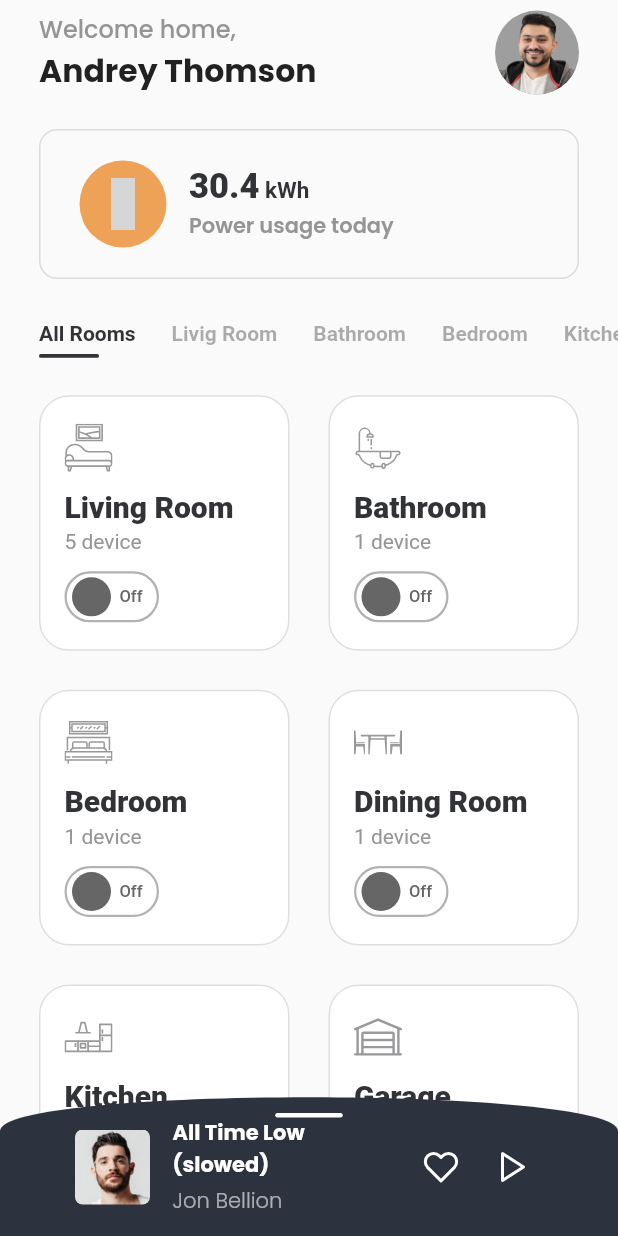
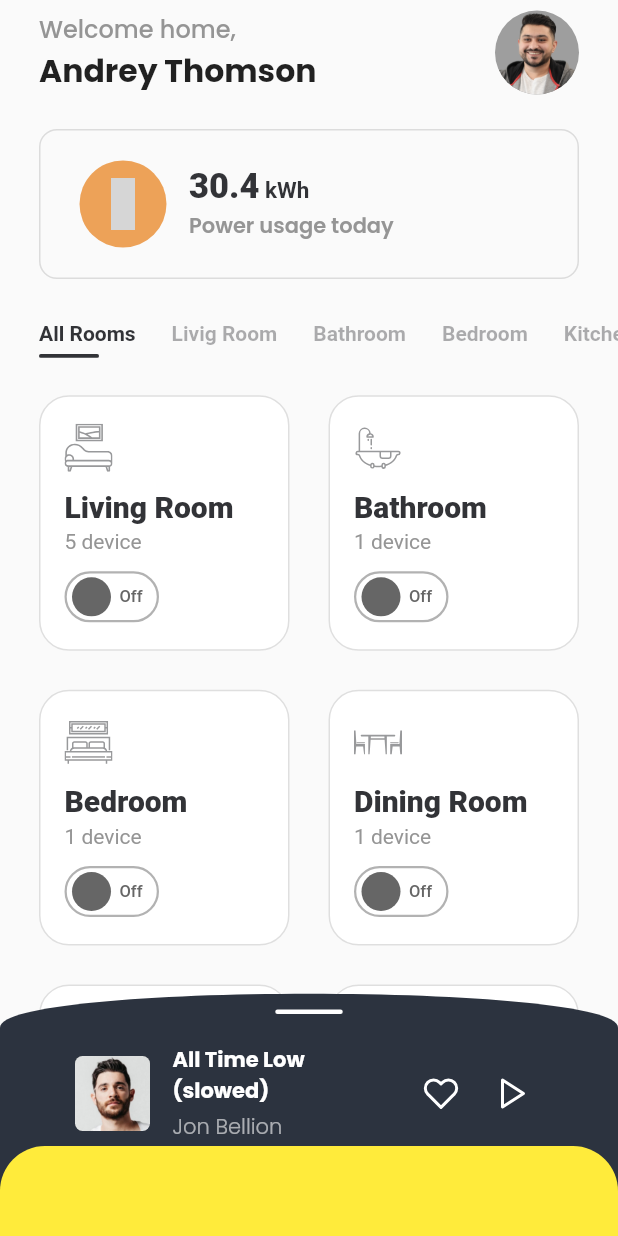
Before and after one commit to ys-sherzad/MetaHome, a Flutter app: the screen it shows after launch, on a phone screen of 412 x 824 dp. Run offline on Flutter 3.47's test engine with Material 2 defaults, Android fonts, the light colour scheme and no system bars; our stand-ins replace flutter_hooks, flutter_svg, flutter_vector_icons; grey boxes are pictures that could not be loaded.

Commit message:
add Bottom tabs and adjust styles

```diff
--- a/lib/screens/home.dart
+++ b/lib/screens/home.dart
@@ -1,4 +1,6 @@
 import 'package:flutter/material.dart';
+import 'package:meta_home/utils.dart';
+import 'package:meta_home/widgets/home/bottom_tabs.dart';
 import 'package:meta_home/widgets/home/music_player_popup.dart';
 import 'package:meta_home/widgets/home/control_room.dart';
 import 'package:meta_home/widgets/home/header.dart';
@@ -34,13 +36,19 @@ class Home extends StatelessWidget {
                     ControlRoom(),
                     Positioned(
                       child: MusicPlayerPopup(),
-                      bottom: 0,
+                      bottom: BOTTOM_TAB_HEIGHT - 35,
                       right: 0,
                       left: 0,
                     ),
+                    Positioned(
+                      child: BottomTabs(),
+                      bottom: 0,
+                      left: 0,
+                      right: 0,
+                    ),
                   ],
                 ),
-              )
+              ),
             ],
           ),
         ),
--- a/lib/utils.dart
+++ b/lib/utils.dart
@@ -2,6 +2,7 @@ import 'package:flutter/material.dart';
 
 const double HEADER_HEIGHT = 70.0;
 const double LAYOUT_HORIZONTAL_OFFSET = 26.0;
+const double BOTTOM_TAB_HEIGHT = 60.0;
 
 const duration = Duration(milliseconds: 300);
 const curve = Curves.easeInCubic;
--- /dev/null
+++ b/lib/widgets/home/bottom_tabs.dart
@@ -0,0 +1,23 @@
+import 'package:flutter/material.dart';
+import 'package:flutter_hooks/flutter_hooks.dart';
+import 'package:meta_home/utils.dart';
+
+class BottomTabs extends HookWidget {
+  const BottomTabs({Key? key}) : super(key: key);
+
+  @override
+  Widget build(BuildContext context) {
+    return Container(
+      width: double.infinity,
+      height: BOTTOM_TAB_HEIGHT,
+      decoration: BoxDecoration(
+        color: Colors.yellow,
+        borderRadius: BorderRadius.only(
+          topLeft: Radius.circular(BOTTOM_TAB_HEIGHT / 2),
+          topRight: Radius.circular(BOTTOM_TAB_HEIGHT / 2),
+        ),
+      ),
+      child: null,
+    );
+  }
+}
--- a/lib/widgets/home/music_player_popup.dart
+++ b/lib/widgets/home/music_player_popup.dart
@@ -16,15 +16,15 @@ var Line = Container(
 );
 
 var Content = Container(
-  height: 100,
+  height: BOTTOM_TAB_HEIGHT * 2.4,
   width: double.infinity,
   color: ColorLib.secondary,
   padding: EdgeInsets.only(left: 50, right: 50, top: 18, bottom: 14),
   child: Column(
-    mainAxisAlignment: MainAxisAlignment.spaceBetween,
-    // crossAxisAlignment: CrossAxisAlignment.end,
+    mainAxisAlignment: MainAxisAlignment.start,
     children: [
       Line,
+      const SizedBox(height: 20),
       Row(
         mainAxisAlignment: MainAxisAlignment.spaceBetween,
         children: [
```
